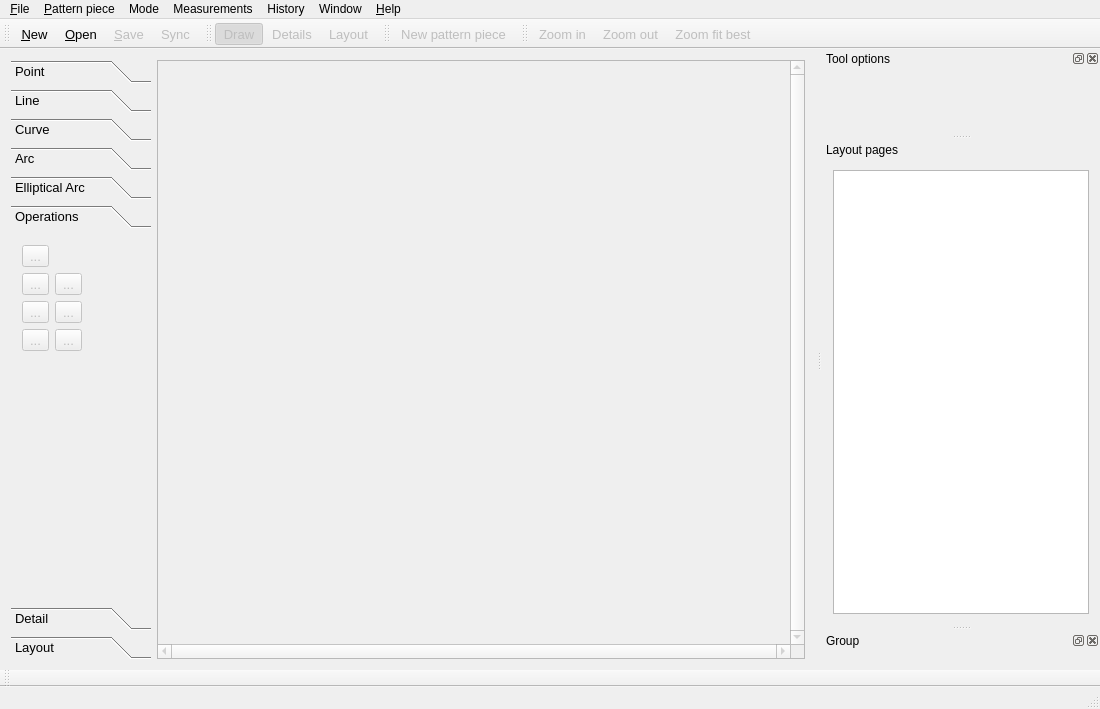
Qt form src/app/valentina/mainwindow.ui (OpnTec/fashionmaker) before a commit.
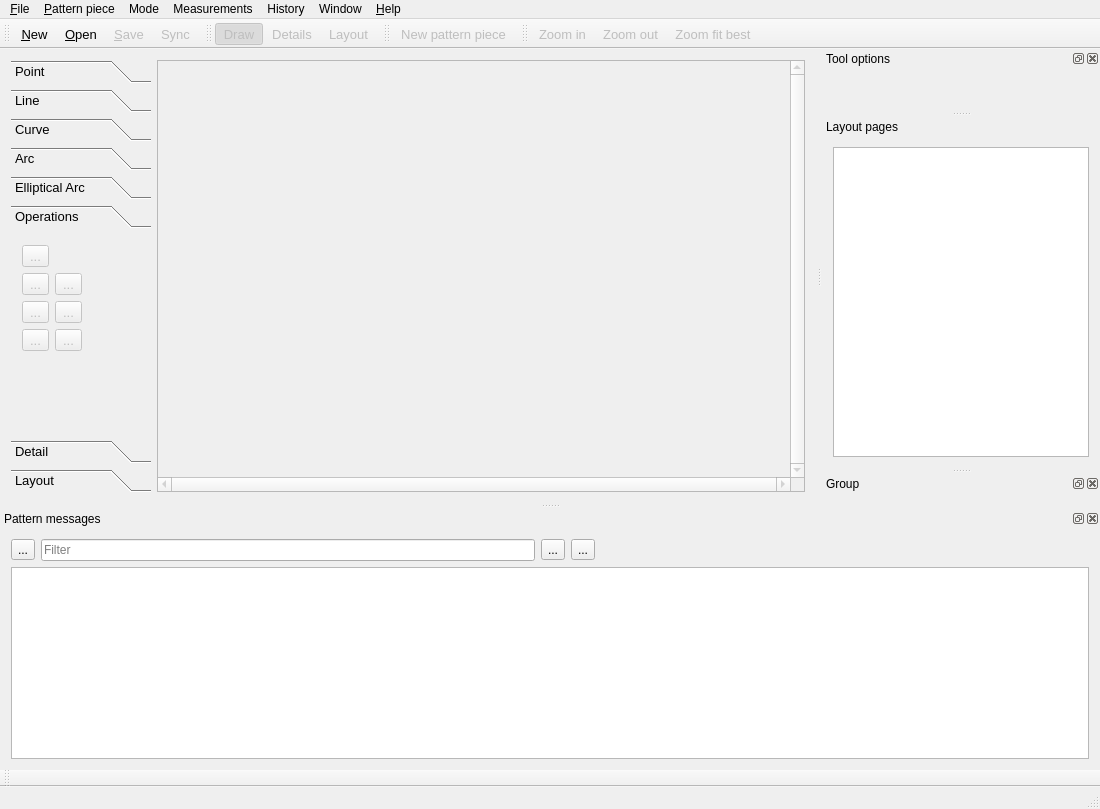
The same form after that commit. The open tabs and pages were chosen to show the change. Icons and pictures are not drawn. Custom widgets are drawn as their Qt base class.

Commit message:
New feature Pattern Messages.
Added special field to show pattern warnings instead of warning dialogs.
Fixed issue with tabified dockwidgets.

branch : develop

Patch:
```diff
--- a/src/app/valentina/mainwindow.ui
+++ b/src/app/valentina/mainwindow.ui
@@ -7,7 +7,7 @@
     <x>0</x>
     <y>0</y>
     <width>1100</width>
-    <height>709</height>
+    <height>809</height>
    </rect>
   </property>
   <property name="windowTitle">
@@ -1120,8 +1120,8 @@
         <rect>
          <x>0</x>
          <y>0</y>
-         <width>140</width>
-         <height>331</height>
+         <width>126</width>
+         <height>192</height>
         </rect>
        </property>
        <attribute name="icon">
@@ -2013,6 +2013,115 @@
    </attribute>
    <widget class="QWidget" name="dockWidgetContents_2"/>
   </widget>
+  <widget class="QDockWidget" name="dockWidgetMessages">
+   <property name="floating">
+    <bool>true</bool>
+   </property>
+   <property name="windowTitle">
+    <string>Pattern messages</string>
+   </property>
+   <attribute name="dockWidgetArea">
+    <number>8</number>
+   </attribute>
+   <widget class="QWidget" name="dockWidgetContents_4">
+    <layout class="QVBoxLayout" name="verticalLayout_2">
+     <item>
+      <layout class="QHBoxLayout" name="horizontalLayout_2">
+       <item>
+        <widget class="QToolButton" name="toolButtonClearMessages">
+         <property name="toolTip">
+          <string>Clear all messages</string>
+         </property>
+         <property name="text">
+          <string>...</string>
+         </property>
+         <property name="icon">
+          <iconset resource="../../libs/vmisc/share/resources/icon.qrc">
+           <normaloff>:/icon/16x16/broom@2x.png</normaloff>:/icon/16x16/broom@2x.png</iconset>
+         </property>
+        </widget>
+       </item>
+       <item>
+        <widget class="VLineEdit" name="lineEditMessagesFilter">
+         <property name="sizePolicy">
+          <sizepolicy hsizetype="MinimumExpanding" vsizetype="Fixed">
+           <horstretch>0</horstretch>
+           <verstretch>0</verstretch>
+          </sizepolicy>
+         </property>
+         <property name="minimumSize">
+          <size>
+           <width>1</width>
+           <height>0</height>
+          </size>
+         </property>
+         <property name="placeholderText">
+          <string>Filter</string>
+         </property>
+         <property name="clearButtonEnabled">
+          <bool>true</bool>
+         </property>
+        </widget>
+       </item>
+       <item>
+        <widget class="QToolButton" name="toolButtonMessagesZoomInFont">
+         <property name="toolTip">
+          <string>Zoom in</string>
+         </property>
+         <property name="text">
+          <string>...</string>
+         </property>
+         <property name="icon">
+          <iconset theme="zoom-in">
+           <normaloff>.</normaloff>.</iconset>
+         </property>
+        </widget>
+       </item>
+       <item>
+        <widget class="QToolButton" name="toolButtonMessagesZoomOutFont">
+         <property name="toolTip">
+          <string>Zoom out</string>
+         </property>
+         <property name="text">
+          <string>...</string>
+         </property>
+         <property name="icon">
+          <iconset theme="zoom-out">
+           <normaloff>.</normaloff>.</iconset>
+         </property>
+        </widget>
+       </item>
+       <item>
+        <spacer name="horizontalSpacer">
+         <property name="orientation">
+          <enum>Qt::Horizontal</enum>
+         </property>
+         <property name="sizeType">
+          <enum>QSizePolicy::Expanding</enum>
+         </property>
+         <property name="sizeHint" stdset="0">
+          <size>
+           <width>40</width>
+           <height>20</height>
+          </size>
+         </property>
+        </spacer>
+       </item>
+      </layout>
+     </item>
+     <item>
+      <widget class="VPlainTextEdit" name="plainTextEditPatternMessages">
+       <property name="readOnly">
+        <bool>true</bool>
+       </property>
+       <property name="maximumBlockCount">
+        <number>500</number>
+       </property>
+      </widget>
+     </item>
+    </layout>
+   </widget>
+  </widget>
   <action name="actionNew">
    <property name="icon">
     <iconset theme="document-new">
@@ -2859,6 +2968,16 @@
    <extends>QGraphicsView</extends>
    <header>vmaingraphicsview.h</header>
   </customwidget>
+  <customwidget>
+   <class>VLineEdit</class>
+   <extends>QLineEdit</extends>
+   <header>vlineedit.h</header>
+  </customwidget>
+  <customwidget>
+   <class>VPlainTextEdit</class>
+   <extends>QPlainTextEdit</extends>
+   <header>vplaintextedit.h</header>
+  </customwidget>
  </customwidgets>
  <resources>
   <include location="share/resources/toolicon.qrc"/>
```
Left out of the diff: 10 changed lines with no effect on the pictures. The commit also changes 33 other files.
